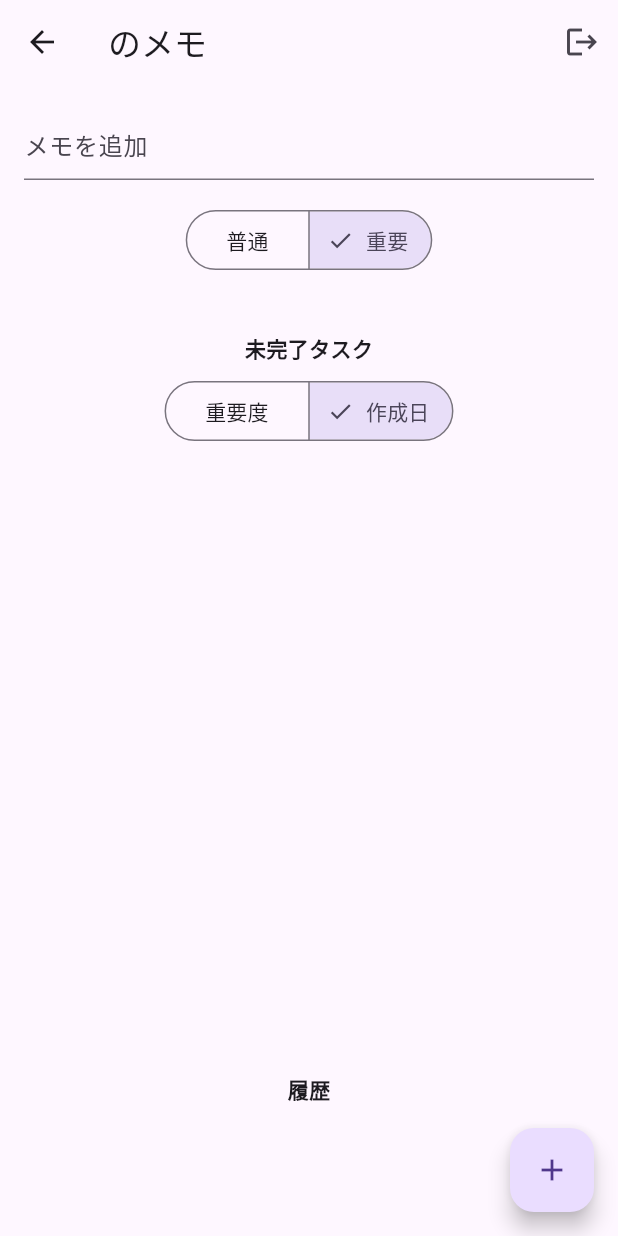
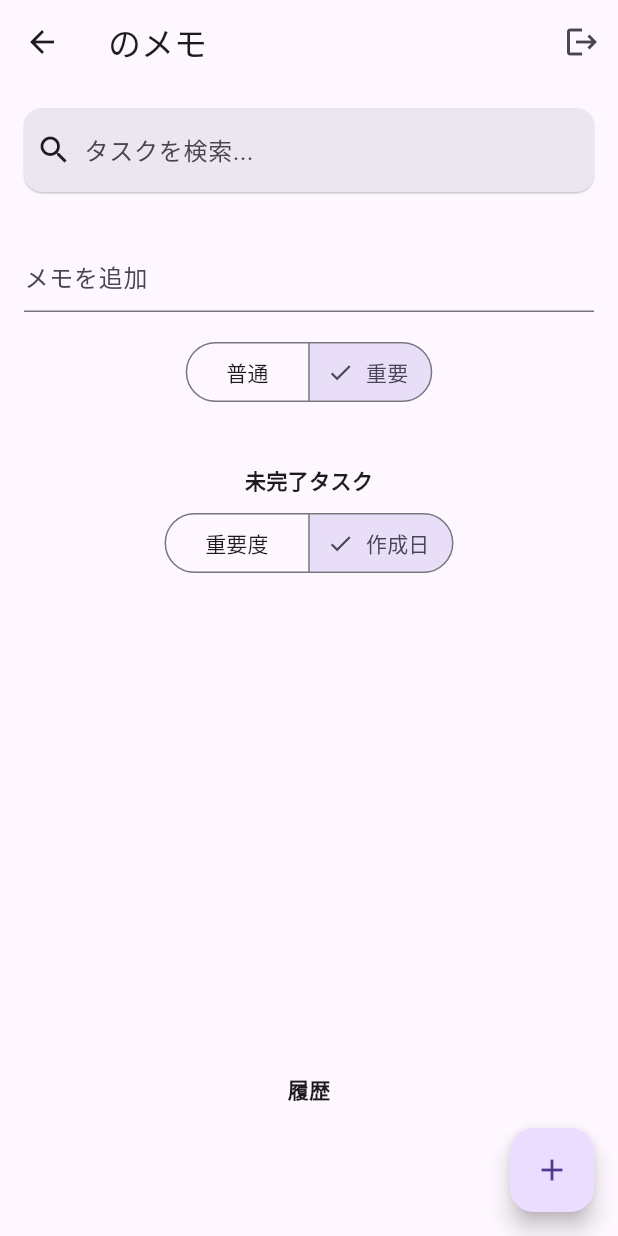
Before and after one commit to kon-yuuki/kaeta_sandbox, a Flutter app: the TodoPage screen opened directly, after a tap on "重要", on a phone screen of 412 x 824 dp. Run offline on Flutter 3.47's test engine with Material 3 defaults, Android fonts, the phone set to English and light mode, and no system bars; our stand-ins replace drift, flutter_riverpod, google_sign_in, riverpod_annotation, supabase_flutter; missing offline and left inert: drift_sqlite_async, powersync; accounts and stored records are empty; generated files the repository leaves out were written again; statements that could not run were skipped.

Commit message:
all done

```diff
--- a/lib/features/todo/providers/todo_provider.dart
+++ b/lib/features/todo/providers/todo_provider.dart
@@ -9,21 +9,8 @@ part 'todo_provider.g.dart';
 
 @riverpod
 PowerSyncDatabase powerSync(Ref ref) {
-  // main.dart で late final db = PowerSyncDatabase(...) と定義している前提です
   return db;
 }
-
-/// 1. データベースのインスタンスを提供する Provider
-/// PowerSync を使わない場合は、ここで直接 MyDatabase を生成して返せます。
-// @riverpod
-// MyDatabase database(Ref ref) {
-//   final db = MyDatabase();
-
-//   // アプリ終了時に適切に DB を閉じるための処理
-//   ref.onDispose(() => db.close());
-
-//   return db;
-// }
 
 @riverpod
 MyDatabase database(Ref ref) {
@@ -50,3 +37,5 @@ TodoRepository todoRepository(Ref ref) {
 final todoSortOrderProvider = StateProvider<TodoSortOrder>((ref) {
   return TodoSortOrder.createdAt;
 });
+
+final todoSearchQueryProvider = StateProvider<String>((ref) => '');
--- a/lib/features/todo/repositories/todo_repository.dart
+++ b/lib/features/todo/repositories/todo_repository.dart
@@ -11,9 +11,17 @@ class TodoRepository {
   // --- 1. 取得系 (Stream) ---
 
   // 未完了アイテムの取得（並び替え対応）
-  Stream<List<TodoItem>> watchUnCompleteItems(TodoSortOrder order) {
+  Stream<List<TodoItem>> watchUnCompleteItems(TodoSortOrder order,String query) {
     return (db.select(db.todoItems)
           ..where((t) => t.isCompleted.equals(false))
+          ..where((t) {
+            if (query.isEmpty) {
+              return const Constant(true); // 検索ワードが空なら全件表示
+            } else {
+              // 💡 名前に query が含まれるものを部分一致検索
+              return t.name.like('%$query%');
+            }
+          })
           ..orderBy([
             (t) {
               if (order == TodoSortOrder.priority) {
--- a/lib/features/todo/views/todo_page.dart
+++ b/lib/features/todo/views/todo_page.dart
@@ -5,7 +5,6 @@ import '../providers/todo_provider.dart';
 import '../../../main.dart';
 import '../../../database/database.dart';
 import '../../todo/views/login_page.dart';
-
 
 class TodoPage extends ConsumerStatefulWidget {
   const TodoPage({super.key});
@@ -37,11 +36,10 @@ class _TodoPageState extends ConsumerState<TodoPage> {
     // 2. リポジトリ（データ操作の窓口）を取得
     final repository = ref.watch(todoRepositoryProvider);
     final sortOrder = ref.watch(todoSortOrderProvider);
+    final searchQuery = ref.watch(todoSearchQueryProvider);
 
     return Scaffold(
       appBar: AppBar(
-        // title: const Text('メモ'),
-        // TodoPage の title 部分
         title: Text(
           '${Supabase.instance.client.auth.currentUser?.userMetadata?['full_name'] ?? 'ゲスト'}のメモ',
         ),
@@ -62,18 +60,24 @@ class _TodoPageState extends ConsumerState<TodoPage> {
               }
             },
           ),
-          // IconButton(
-          //   onPressed: () async {
-          //     await ref.read(todoRepositoryProvider).testFetchFromSupabase();
-          //   },
-          //   icon: const Icon(Icons.cloud_download),
-          // ),
         ],
       ),
       body: Column(
         children: [
-          // ここに中身を作っていきます
-          // 1. 入力エリア
+          Padding(
+            padding: const EdgeInsets.all(16.0),
+            child: SearchBar(
+              leading: const Icon(Icons.search),
+              hintText: 'タスクを検索...',
+              elevation: WidgetStateProperty.all(0.5),
+              shape: WidgetStateProperty.all(
+                RoundedRectangleBorder(borderRadius: BorderRadius.circular(12)),
+              ),
+              onChanged: (value) {
+                ref.read(todoSearchQueryProvider.notifier).state = value;
+              },
+            ),
+          ),
           Padding(
             padding: const EdgeInsets.all(16.0),
             child: TextField(
@@ -142,7 +146,7 @@ class _TodoPageState extends ConsumerState<TodoPage> {
           // 3. メインのリスト表示
           Expanded(
             child: StreamBuilder<List<TodoItem>>(
-              stream: repository.watchUnCompleteItems(sortOrder),
+              stream: repository.watchUnCompleteItems(sortOrder,searchQuery),
               builder: (context, snapshot) {
                 if (!snapshot.hasData) {
                   return const Center(child: CircularProgressIndicator());
```
